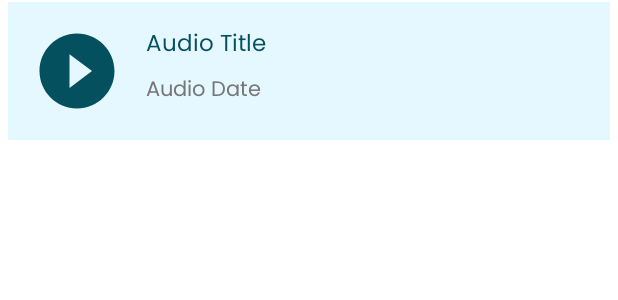
After one commit to chili-coder/Voice-Recoder, an Android app: the layout audio_item.xml on its own in the app's theme, with its tools: preview values and no code run, on a phone screen of 412 x 824 dp. The commit adds this screen. Shown: the top 300 px of the screen. Run offline under Robolectric (Android 15) with nearby library versions, the phone set to English and light mode, and no system bars.

Commit message:
list complete

```diff
--- a/app/src/main/AndroidManifest.xml
+++ b/app/src/main/AndroidManifest.xml
@@ -1,11 +1,14 @@
 <?xml version="1.0" encoding="utf-8"?>
 <manifest xmlns:android="http://schemas.android.com/apk/res/android"
+    xmlns:tools="http://schemas.android.com/tools"
     package="com.sohaghlab.voicerecoder">
 
     <uses-permission android:name="android.permission.INTERNET"/>
     <uses-permission android:name="android.permission.ACCESS_WIFI_STATE"/>
     <uses-permission android:name="android.permission.RECORD_AUDIO"/>
     <uses-permission android:name="android.permission.MANAGE_EXTERNAL_STORAGE"/>
+   <uses-permission android:name="android.permission.SET_TIME_ZONE"
+       tools:ignore="ProtectedPermissions" />
 
 
     <application
--- /dev/null
+++ b/app/src/main/res/drawable/ic_audio.xml
@@ -0,0 +1,5 @@
+<vector android:height="24dp" android:tint="#04505E"
+    android:viewportHeight="24" android:viewportWidth="24"
+    android:width="24dp" xmlns:android="http://schemas.android.com/apk/res/android">
+    <path android:fillColor="@android:color/white" android:pathData="M12,2C6.48,2 2,6.48 2,12s4.48,10 10,10 10,-4.48 10,-10S17.52,2 12,2zM10,16.5v-9l6,4.5 -6,4.5z"/>
+</vector>
--- /dev/null
+++ b/app/src/main/res/layout/audio_item.xml
@@ -0,0 +1,66 @@
+<?xml version="1.0" encoding="utf-8"?>
+<LinearLayout
+    xmlns:android="http://schemas.android.com/apk/res/android"
+    xmlns:app="http://schemas.android.com/apk/res-auto"
+    xmlns:tools="http://schemas.android.com/tools"
+    android:layout_width="match_parent"
+    android:orientation="vertical"
+    android:padding="1dp"
+    android:layout_marginRight="4dp"
+    android:layout_marginLeft="4dp"
+    android:layout_height="wrap_content">
+
+<androidx.constraintlayout.widget.ConstraintLayout
+    android:layout_width="match_parent"
+    android:background="#E5F7FF"
+    android:layout_height="wrap_content">
+
+    <ImageView
+        android:id="@+id/audiolistImage"
+        android:layout_width="60dp"
+        android:layout_height="60dp"
+        android:layout_marginStart="16dp"
+        android:layout_marginLeft="16dp"
+        android:layout_marginTop="16dp"
+        android:layout_marginBottom="16dp"
+        app:layout_constraintBottom_toBottomOf="parent"
+        app:layout_constraintStart_toStartOf="parent"
+        app:layout_constraintTop_toTopOf="parent"
+        app:srcCompat="@drawable/ic_audio"
+        tools:ignore="VectorDrawableCompat" />
+
+    <TextView
+        android:id="@+id/audioListTitle"
+        android:layout_width="0dp"
+        android:layout_height="wrap_content"
+        android:layout_marginStart="16dp"
+        android:layout_marginLeft="16dp"
+        android:layout_marginEnd="10dp"
+        android:layout_marginRight="10dp"
+        android:fontFamily="@font/poppins"
+        android:text="Audio Title"
+        android:textColor="@color/purple_700"
+        android:textSize="15sp"
+        app:layout_constraintEnd_toEndOf="parent"
+        app:layout_constraintStart_toEndOf="@+id/audiolistImage"
+        app:layout_constraintTop_toTopOf="@+id/audiolistImage" />
+
+    <TextView
+        android:id="@+id/audioListDate"
+        android:layout_width="0dp"
+        android:layout_height="wrap_content"
+        android:layout_marginStart="16dp"
+        android:layout_marginLeft="16dp"
+        android:layout_marginEnd="10dp"
+        android:layout_marginRight="10dp"
+        android:fontFamily="@font/poppins"
+        android:text="Audio Date"
+        android:textColor="@color/gray"
+
+        app:layout_constraintBottom_toBottomOf="@+id/audiolistImage"
+        app:layout_constraintEnd_toEndOf="parent"
+        app:layout_constraintStart_toEndOf="@+id/audiolistImage"
+        app:layout_constraintTop_toBottomOf="@+id/audioListTitle" />
+
+</androidx.constraintlayout.widget.ConstraintLayout>
+</LinearLayout>
--- a/app/src/main/res/layout/player_list.xml
+++ b/app/src/main/res/layout/player_list.xml
@@ -8,6 +8,7 @@
     app:layout_behavior="com.google.android.material.bottomsheet.BottomSheetBehavior"
     app:behavior_hideable="true"
     app:behavior_peekHeight="70dp"
+    android:id="@+id/playerSheet"
     android:layout_height="wrap_content">
 
     <LinearLayout
--- a/app/src/main/res/values/colors.xml
+++ b/app/src/main/res/values/colors.xml
@@ -8,4 +8,5 @@
     <color name="black">#FF000000</color>
     <color name="white">#FFFFFFFF</color>
     <color name="mediacolor">#045665</color>
+    <color name="gray">#767676</color>
 </resources>
```
Also changed, not shown: app/src/main/java/com/sohaghlab/voicerecoder/ListFragment.java (+52 -0 lines), app/src/main/java/com/sohaghlab/voicerecoder/TimeAgo.java (added, +34 -0 lines), app/src/main/java/com/sohaghlab/voicerecoder/adaper/AudioAdaper.java (added, +63 -0 lines).
